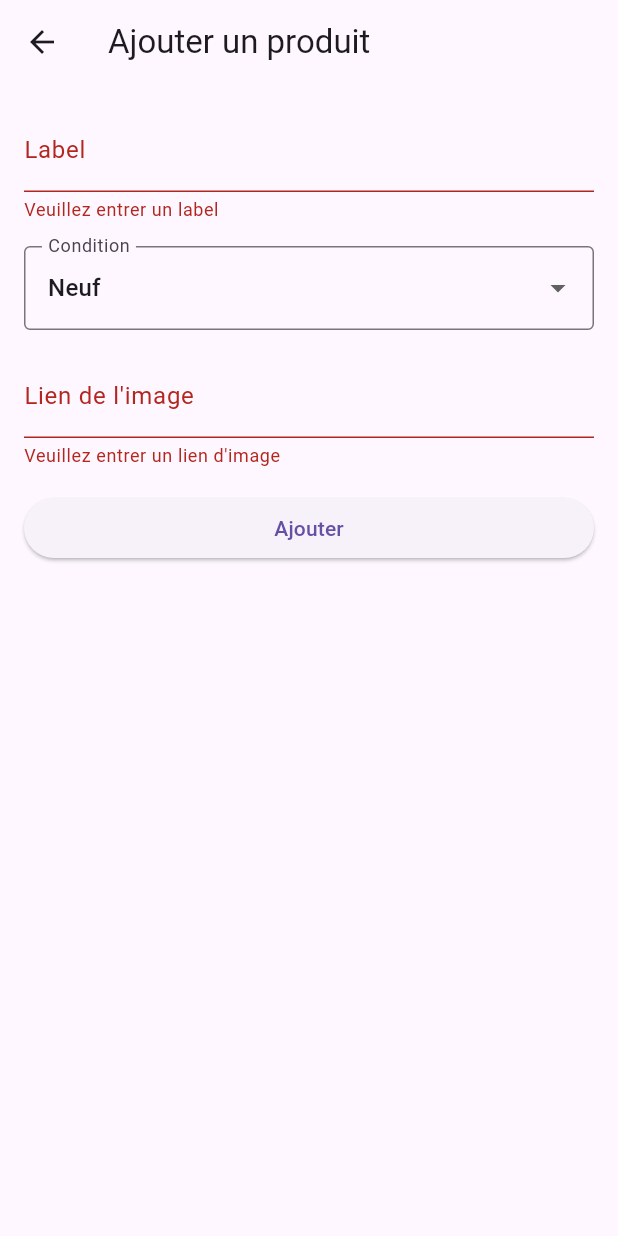
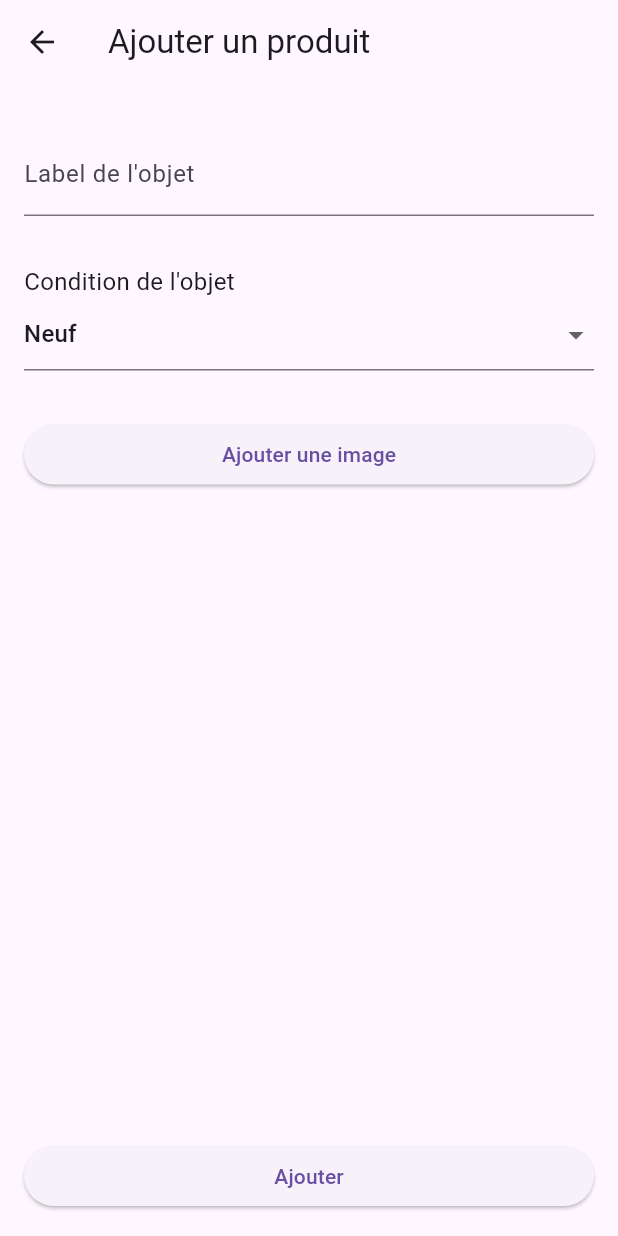
Before and after one commit to Baptched/SAE-Mobile, a Flutter app: the PageAjoutProduit screen opened directly, after a tap on "Ajouter", on a phone screen of 412 x 824 dp. Run offline on Flutter 3.47's test engine with Material 3 defaults, Android fonts, the phone set to English and light mode, and no system bars; our stand-ins replace convert, image_picker, shared_preferences, sqflite, supabase; accounts and stored records are empty.

Commit message:
feat(): page ajout produit en cours

```diff
--- a/sae/lib/UI/ajout_produit.dart
+++ b/sae/lib/UI/ajout_produit.dart
@@ -1,7 +1,6 @@
 import 'package:flutter/material.dart';
-import 'package:sae/database/sqflite/database.dart';
-import 'package:sae/models/produit.dart';
-import 'package:sqflite/sqflite.dart';
+import 'dart:io'; // Pour File
+import 'package:image_picker/image_picker.dart';
 
 class PageAjoutProduit extends StatefulWidget {
   @override
@@ -11,10 +10,26 @@ class PageAjoutProduit extends StatefulWidget {
 class _PageAjoutProduitState extends State<PageAjoutProduit> {
   late String _label;
   late String _condition = 'Neuf';
-  late bool _disponible = true; // Par défaut, le produit est disponible
-  late String _lienImageProduit;
+  late bool _disponible = true;
+  File? _imageProduit;
 
   final _formKey = GlobalKey<FormState>();
+  final ImagePicker _picker = ImagePicker();
+
+  Future<void> _choisirImage() async {
+    final XFile? image = await _picker.pickImage(source: ImageSource.gallery);
+    if (image != null) {
+      setState(() {
+        _imageProduit = File(image.path);
+      });
+    }
+  }
+
+  Future<void> _supprimerImage() async {
+    setState(() {
+      _imageProduit = null;
+    });
+  }
 
   @override
   Widget build(BuildContext context) {
@@ -29,8 +44,9 @@ class _PageAjoutProduitState extends State<PageAjoutProduit> {
           child: Column(
             crossAxisAlignment: CrossAxisAlignment.stretch,
             children: [
+              SizedBox(height: 16.0),
               TextFormField(
-                decoration: InputDecoration(labelText: 'Label'),
+                decoration: InputDecoration(labelText: 'Label de l\'objet'),
                 validator: (value) {
                   if (value == null || value.isEmpty) {
                     return 'Veuillez entrer un label';
@@ -41,53 +57,54 @@ class _PageAjoutProduitState extends State<PageAjoutProduit> {
                   _label = value!;
                 },
               ),
-              SizedBox(height: 16.0),
+              SizedBox(height: 32.0),
+              Text('Condition de l\'objet', style: TextStyle(fontSize: 16.0)),
               DropdownButtonFormField<String>(
                 value: _condition,
-                onChanged: (newValue) {
-                  setState(() {
-                    _condition = newValue!;
-                  });
-                },
-                items: ['Neuf', 'Bon état', 'État moyen', 'Abîmé']
-                    .map<DropdownMenuItem<String>>((String value) {
+                items: <String>['Neuf', 'Très bon état', 'Bon état','Etat moyen', 'Abîmé'].map((String value) {
                   return DropdownMenuItem<String>(
                     value: value,
                     child: Text(value),
                   );
                 }).toList(),
-                decoration: InputDecoration(
-                  labelText: 'Condition',
-                  border: OutlineInputBorder(),
-                ),
-                validator: (value) {
-                  if (value == null || value.isEmpty) {
-                    return 'Veuillez choisir une condition';
-                  }
-                  return null;
+                onChanged: (String? value) {
+                  setState(() {
+                    _condition = value!;
+                  });
                 },
               ),
-              SizedBox(height: 16.0),
-              TextFormField(
-                decoration: InputDecoration(labelText: 'Lien de l\'image'),
-                validator: (value) {
-                  if (value == null || value.isEmpty) {
-                    return 'Veuillez entrer un lien d\'image';
-                  }
-                  return null;
-                },
-                onSaved: (value) {
-                  _lienImageProduit = value!;
-                },
+              SizedBox(height: 32.0),
+              ElevatedButton(
+                onPressed: _choisirImage,
+                child: Text('Ajouter une image'),
               ),
-              SizedBox(height: 16.0),
+              if (_imageProduit != null)
+                Container(
+                  height: 200,
+                  width: 200,// Taille de la prévisualisation de l'image
+                  decoration: BoxDecoration(
+                    borderRadius: BorderRadius.circular(10.0),
+                    image: DecorationImage(
+                      image: FileImage(_imageProduit!),
+                      fit: BoxFit.cover,
+                    ),
+                  ),
+                  child: Stack(
+                    children: [
+                      Align(
+                        alignment: Alignment.topRight,
+                        child: IconButton(
+                          icon: Icon(Icons.delete),
+                          onPressed: _supprimerImage,
+                        ),
+                      ),
+                    ],
+                  ),
+                ),
+              Spacer(),
               ElevatedButton(
                 onPressed: () {
-                  if (_formKey.currentState!.validate()) {
-                    _formKey.currentState!.save();
-                    // Créer et sauvegarder le produit dans la base de données
-                    _ajouterProduit();
-                  }
+                  // Assurez-vous de valider et sauvegarder les informations du formulaire avant de procéder
                 },
                 child: Text('Ajouter'),
               ),
@@ -97,18 +114,4 @@ class _PageAjoutProduitState extends State<PageAjoutProduit> {
       ),
     );
   }
-
-  Future<void> _ajouterProduit() async {
-    int dispo = _disponible ? 1 : 0;
-    Produit produit = Produit(
-      label: _label,
-      condition: _condition,
-      disponible: dispo,
-      lienImageProduit: _lienImageProduit,
-    );
-
-    // Insérer le produit dans la base de données
-    //TODO
-    Navigator.pop(context); // Revenir à la page précédente après l'ajout du produit
-  }
 }
--- a/sae/lib/main.dart
+++ b/sae/lib/main.dart
@@ -1,3 +1,5 @@
+import 'dart:io';
+
 import 'package:flutter/material.dart';
 import 'package:sae/UI/connexion.dart';
 import 'package:sae/database/supabase/utilisateurDB.dart';
@@ -10,9 +12,9 @@ void main() {
 class MyApp extends StatelessWidget {
   static final client = SupabaseClient('https://crlpavoxnmyrdlzmfijc.supabase.co/', 'eyJhbGciOiJIUzI1NiIsInR5cCI6IkpXVCJ9.eyJpc3MiOiJzdXBhYmFzZSIsInJlZiI6ImNybHBhdm94bm15cmRsem1maWpjIiwicm9sZSI6ImFub24iLCJpYXQiOjE3MTA0OTQ4MjgsImV4cCI6MjAyNjA3MDgyOH0.6kSBHiUAyRtSbukm26F9U-EvMPy-hyFjRLLgTd6Qjfc');
 
+
   @override
   Widget build(BuildContext context) {
-
     return MaterialApp(
       title: 'SAE',
       theme: ThemeData(
--- a/sae/pubspec.yaml
+++ b/sae/pubspec.yaml
@@ -43,6 +43,8 @@ dependencies:
   provider: ^6.1.2
   sqflite: ^2.0.0+4
   convert: ^3.1.1
+  image_picker: ^0.8.4+3
+  image_cropper: ^1.4.1
 
 dev_dependencies:
   flutter_test:
```
Also changed, not shown: sae/lib/UI/inscription.dart (+9 -0 lines), sae/pubspec.lock, 5 other files.
